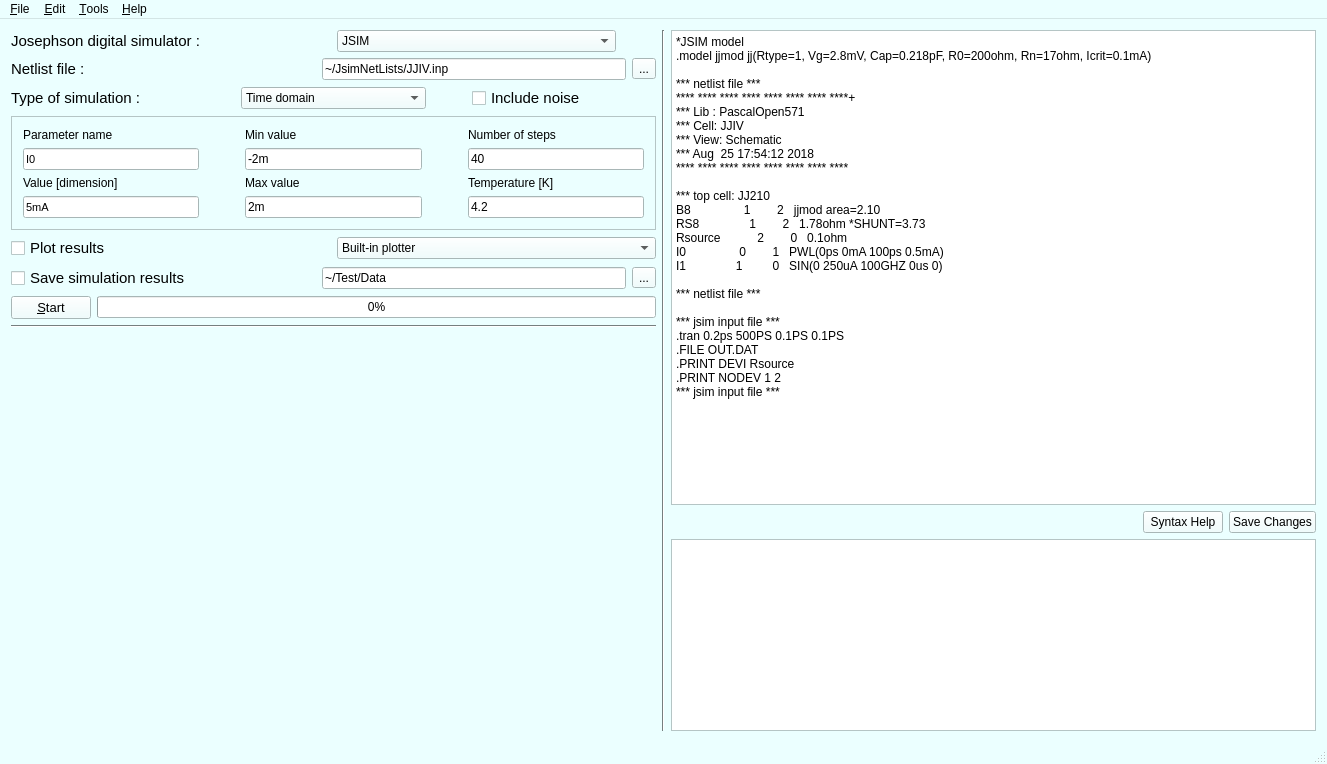
Old version of the form mainwindow.ui in the repository SasanRazm/JOINUS.
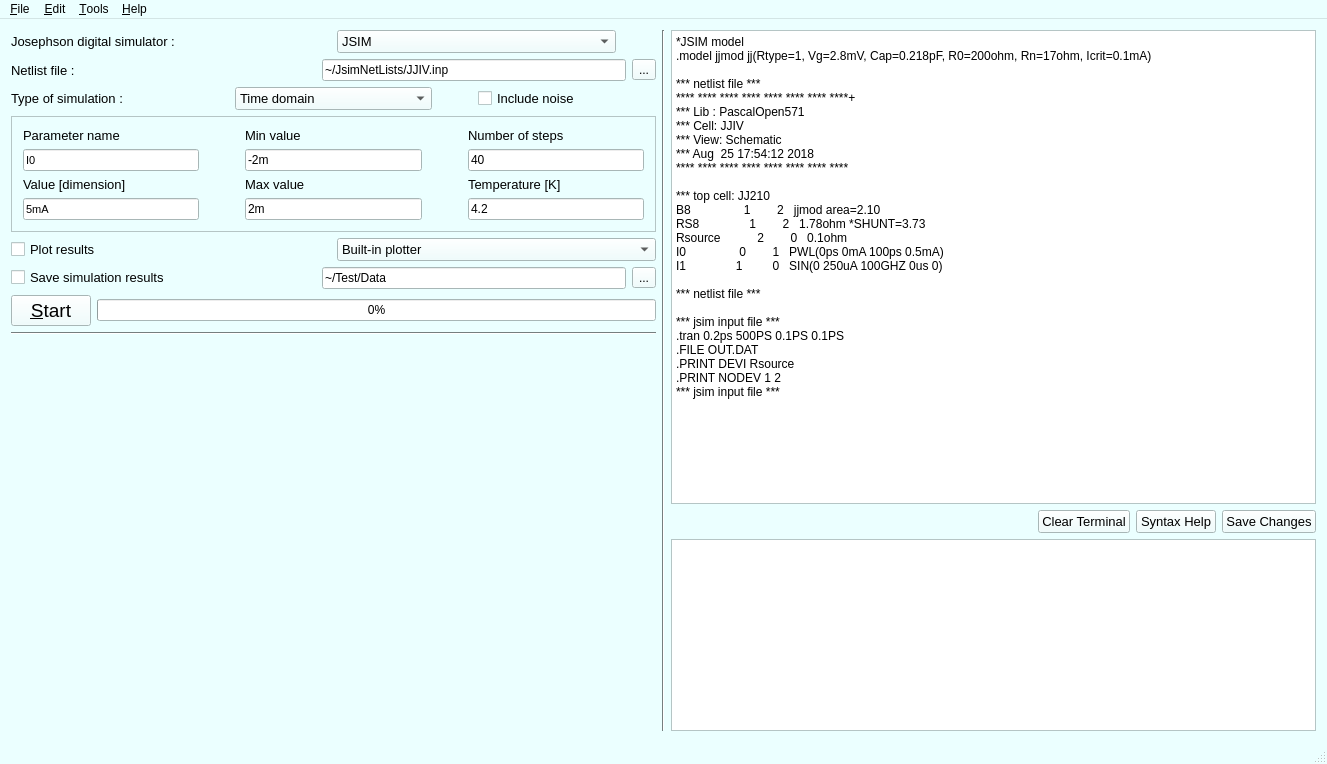
New version of the form.

What changed in the file:
```diff
--- a/mainwindow.ui
+++ b/mainwindow.ui
@@ -163,6 +163,15 @@
        </color>
       </brush>
      </colorrole>
+     <colorrole role="PlaceholderText">
+      <brush brushstyle="NoBrush">
+       <color alpha="128">
+        <red>0</red>
+        <green>0</green>
+        <blue>0</blue>
+       </color>
+      </brush>
+     </colorrole>
     </active>
     <inactive>
      <colorrole role="WindowText">
@@ -300,6 +309,15 @@
        </color>
       </brush>
      </colorrole>
+     <colorrole role="PlaceholderText">
+      <brush brushstyle="NoBrush">
+       <color alpha="128">
+        <red>0</red>
+        <green>0</green>
+        <blue>0</blue>
+       </color>
+      </brush>
+     </colorrole>
     </inactive>
     <disabled>
      <colorrole role="WindowText">
@@ -437,6 +455,15 @@
        </color>
       </brush>
      </colorrole>
+     <colorrole role="PlaceholderText">
+      <brush brushstyle="NoBrush">
+       <color alpha="128">
+        <red>0</red>
+        <green>0</green>
+        <blue>0</blue>
+       </color>
+      </brush>
+     </colorrole>
     </disabled>
    </palette>
   </property>
@@ -472,9 +499,8 @@
              <widget class="QLabel" name="label">
               <property name="font">
                <font>
-                <pointsize>11</pointsize>
-                <weight>50</weight>
-                <bold>false</bold>
+                <family>Arial</family>
+                <pointsize>10</pointsize>
                </font>
               </property>
               <property name="text">
@@ -500,6 +526,12 @@
             </item>
             <item>
              <widget class="QComboBox" name="SimComboBox">
+              <property name="font">
+               <font>
+                <family>Arial</family>
+                <pointsize>10</pointsize>
+               </font>
+              </property>
               <property name="statusTip">
                <string>Choose Simulator Executable File</string>
               </property>
@@ -539,9 +571,8 @@
              <widget class="QLabel" name="label_2">
               <property name="font">
                <font>
-                <pointsize>11</pointsize>
-                <weight>50</weight>
-                <bold>false</bold>
+                <family>Arial</family>
+                <pointsize>10</pointsize>
                </font>
               </property>
               <property name="text">
@@ -583,9 +614,8 @@
              <widget class="QLabel" name="label_3">
               <property name="font">
                <font>
-                <pointsize>11</pointsize>
-                <weight>50</weight>
-                <bold>false</bold>
+                <family>Arial</family>
+                <pointsize>10</pointsize>
                </font>
               </property>
               <property name="text">
@@ -611,6 +641,12 @@
             </item>
             <item>
              <widget class="QComboBox" name="TypeComboBox">
+              <property name="font">
+               <font>
+                <family>Arial</family>
+                <pointsize>10</pointsize>
+               </font>
+              </property>
               <property name="statusTip">
                <string>Choose Simulatoin Type From List</string>
               </property>
@@ -677,9 +713,8 @@
              <widget class="QCheckBox" name="NoiseCheckBox">
               <property name="font">
                <font>
-                <pointsize>11</pointsize>
-                <weight>50</weight>
-                <bold>false</bold>
+                <family>Arial</family>
+                <pointsize>10</pointsize>
                </font>
               </property>
               <property name="statusTip">
@@ -709,7 +744,8 @@
                   <widget class="QLabel" name="label_11">
                    <property name="font">
                     <font>
-                     <pointsize>9</pointsize>
+                     <family>Arial</family>
+                     <pointsize>10</pointsize>
                     </font>
                    </property>
                    <property name="text">
@@ -745,7 +781,8 @@
                   <widget class="QLabel" name="label_12">
                    <property name="font">
                     <font>
-                     <pointsize>9</pointsize>
+                     <family>Arial</family>
+                     <pointsize>10</pointsize>
                     </font>
                    </property>
                    <property name="frameShape">
@@ -804,7 +841,8 @@
                   <widget class="QLabel" name="label_9">
                    <property name="font">
                     <font>
-                     <pointsize>9</pointsize>
+                     <family>Arial</family>
+                     <pointsize>10</pointsize>
                     </font>
                    </property>
                    <property name="text">
@@ -835,7 +873,8 @@
                   <widget class="QLabel" name="label_10">
                    <property name="font">
                     <font>
-                     <pointsize>9</pointsize>
+                     <family>Arial</family>
+                     <pointsize>10</pointsize>
                     </font>
                    </property>
                    <property name="text">
@@ -886,7 +925,8 @@
                   <widget class="QLabel" name="label_7">
                    <property name="font">
                     <font>
-                     <pointsize>9</pointsize>
+                     <family>Arial</family>
+                     <pointsize>10</pointsize>
                     </font>
                    </property>
                    <property name="text">
@@ -917,7 +957,8 @@
                   <widget class="QLabel" name="label_8">
                    <property name="font">
                     <font>
-                     <pointsize>9</pointsize>
+                     <family>Arial</family>
+                     <pointsize>10</pointsize>
                     </font>
                    </property>
                    <property name="text">
@@ -957,9 +998,8 @@
              <widget class="QCheckBox" name="PlotCheckBox">
               <property name="font">
                <font>
-                <pointsize>11</pointsize>
-                <weight>50</weight>
-                <bold>false</bold>
+                <family>Arial</family>
+                <pointsize>10</pointsize>
                </font>
               </property>
               <property name="statusTip">
@@ -975,6 +1015,12 @@
             </item>
             <item>
              <widget class="QComboBox" name="PlotComboBox">
+              <property name="font">
+               <font>
+                <family>Arial</family>
+                <pointsize>10</pointsize>
+               </font>
+              </property>
               <property name="statusTip">
                <string>Choose Your Plotter from List.</string>
               </property>
@@ -1003,9 +1049,8 @@
              <widget class="QCheckBox" name="SaveCheckBox">
               <property name="font">
                <font>
-                <pointsize>11</pointsize>
-                <weight>50</weight>
-                <bold>false</bold>
+                <family>Arial</family>
+                <pointsize>10</pointsize>
                </font>
               </property>
               <property name="text">
@@ -1050,7 +1095,8 @@
               </property>
               <property name="font">
                <font>
-                <pointsize>10</pointsize>
+                <family>Arial</family>
+                <pointsize>14</pointsize>
                </font>
               </property>
               <property name="statusTip">
@@ -1171,8 +1217,27 @@
             </property>
            </spacer>
           </item>
+          <item>
+           <widget class="QPushButton" name="ClearTerminalpushButton">
+            <property name="font">
+             <font>
+              <family>Arial</family>
+              <pointsize>10</pointsize>
+             </font>
+            </property>
+            <property name="text">
+             <string>Clear Terminal</string>
+            </property>
+           </widget>
+          </item>
           <item>
            <widget class="QPushButton" name="TemplateNetListPushBottun">
+            <property name="font">
+             <font>
+              <family>Arial</family>
+              <pointsize>10</pointsize>
+             </font>
+            </property>
             <property name="toolTip">
              <string>Opens the help file for JSIIM and Auto5.</string>
             </property>
@@ -1183,6 +1248,12 @@
           </item>
           <item>
            <widget class="QPushButton" name="SaveNetListPushBottun">
+            <property name="font">
+             <font>
+              <family>Arial</family>
+              <pointsize>10</pointsize>
+             </font>
+            </property>
             <property name="toolTip">
              <string>Saves the changes to the netlist.</string>
             </property>
```
Left out of the diff: 34 changed lines with no effect on the pictures.
